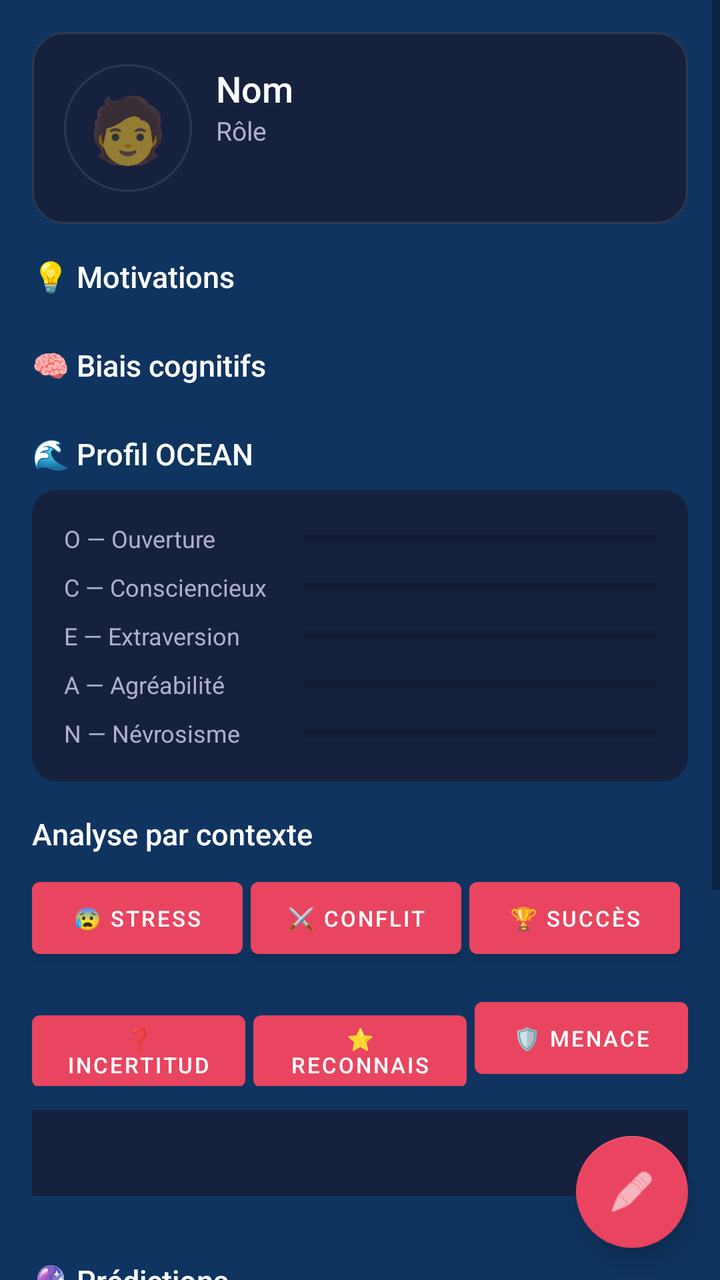
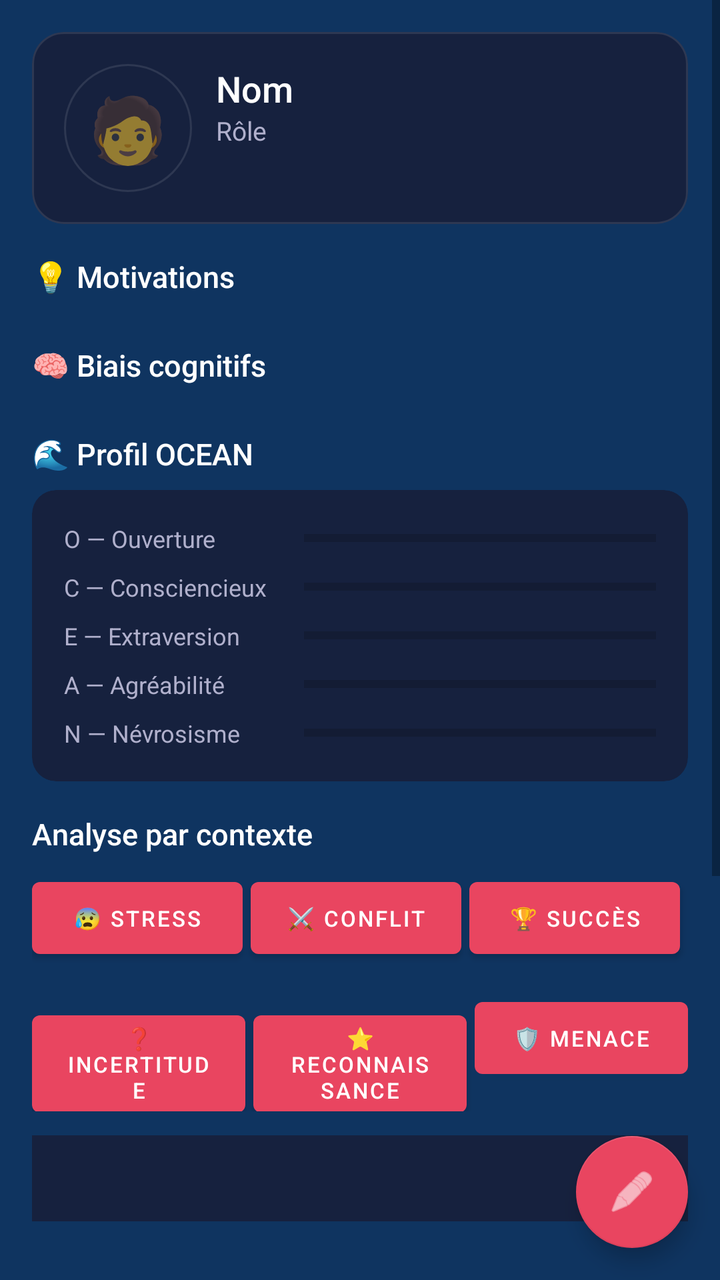

The first picture is an Android layout as it rendered before a commit; the second is the same layout after the commit. The layout source and the unified diff follow.
<!-- AndroidManifest.xml: application theme Theme.PeopleModeler -->
<!-- res/layout/fragment_person_detail.xml -->
<?xml version="1.0" encoding="utf-8"?>
<androidx.coordinatorlayout.widget.CoordinatorLayout
    xmlns:android="http://schemas.android.com/apk/res/android"
    xmlns:app="http://schemas.android.com/apk/res-auto"
    android:layout_width="match_parent"
    android:layout_height="match_parent"
    android:background="@color/colorBackground">

    <ScrollView
        android:layout_width="match_parent"
        android:layout_height="match_parent"
        android:clipToPadding="false"
        android:paddingBottom="80dp">

        <LinearLayout
            android:layout_width="match_parent"
            android:layout_height="wrap_content"
            android:orientation="vertical"
            android:padding="16dp">

            
            <com.google.android.material.card.MaterialCardView
                android:layout_width="match_parent"
                android:layout_height="wrap_content"
                android:layout_marginBottom="16dp"
                app:cardBackgroundColor="@color/colorCardBackground"
                app:cardCornerRadius="16dp"
                app:cardElevation="0dp"
                app:strokeColor="#1AFFFFFF"
                app:strokeWidth="1dp">

                <LinearLayout
                    android:layout_width="match_parent"
                    android:layout_height="wrap_content"
                    android:orientation="horizontal"
                    android:padding="16dp">

                    <TextView
                        android:id="@+id/textPersonAvatar"
                        android:layout_width="64dp"
                        android:layout_height="64dp"
                        android:text="🧑"
                        android:textSize="32sp"
                        android:gravity="center"
                        android:background="@drawable/avatar_background"/>

                    <LinearLayout
                        android:layout_width="match_parent"
                        android:layout_height="wrap_content"
                        android:orientation="vertical"
                        android:layout_marginStart="12dp">

                        <TextView
                            android:id="@+id/textPersonName"
                            android:layout_width="wrap_content"
                            android:layout_height="wrap_content"
                            android:text="@string/person_detail_name"
                            android:textColor="@color/colorText"
                            android:textSize="18sp"
                            android:fontFamily="sans-serif-medium"/>

                        <TextView
                            android:id="@+id/textPersonRole"
                            android:layout_width="wrap_content"
                            android:layout_height="wrap_content"
                            android:text="@string/person_detail_role"
                            android:textColor="@color/colorTextSecondary"
                            android:textSize="13sp"/>

                        <com.google.android.material.chip.ChipGroup
                            android:id="@+id/chipGroupTags"
                            android:layout_width="match_parent"
                            android:layout_height="wrap_content"
                            android:layout_marginTop="4dp"/>

                    </LinearLayout>
                </LinearLayout>
            </com.google.android.material.card.MaterialCardView>

            
            <TextView
                android:layout_width="wrap_content"
                android:layout_height="wrap_content"
                android:text="@string/person_detail_motivations_header"
                android:textColor="@color/colorText"
                android:textSize="15sp"
                android:fontFamily="sans-serif-medium"
                android:layout_marginBottom="8dp"/>

            <LinearLayout
                android:id="@+id/listMotivations"
                android:layout_width="match_parent"
                android:layout_height="wrap_content"
                android:orientation="vertical"
                android:layout_marginBottom="16dp"/>

            
            <TextView
                android:layout_width="wrap_content"
                android:layout_height="wrap_content"
                android:text="@string/person_detail_biases_header"
                android:textColor="@color/colorText"
                android:textSize="15sp"
                android:fontFamily="sans-serif-medium"
                android:layout_marginBottom="8dp"/>

            <LinearLayout
                android:id="@+id/listBiases"
                android:layout_width="match_parent"
                android:layout_height="wrap_content"
                android:orientation="vertical"
                android:layout_marginBottom="16dp"/>

            
            <TextView
                android:layout_width="wrap_content"
                android:layout_height="wrap_content"
                android:text="@string/person_detail_ocean_header"
                android:textColor="@color/colorText"
                android:textSize="15sp"
                android:fontFamily="sans-serif-medium"
                android:layout_marginBottom="8dp"/>

            <com.google.android.material.card.MaterialCardView
                android:layout_width="match_parent"
                android:layout_height="wrap_content"
                android:layout_marginBottom="16dp"
                app:cardBackgroundColor="@color/colorCardBackground"
                app:cardCornerRadius="12dp"
                app:cardElevation="0dp">

                <LinearLayout
                    android:layout_width="match_parent"
                    android:layout_height="wrap_content"
                    android:orientation="vertical"
                    android:padding="16dp">

                    <LinearLayout android:layout_width="match_parent" android:layout_height="wrap_content" android:orientation="horizontal" android:layout_marginBottom="8dp">
                        <TextView android:layout_width="120dp" android:layout_height="wrap_content" android:text="@string/ocean_o" android:textColor="@color/colorTextSecondary" android:textSize="12sp"/>
                        <ProgressBar android:id="@+id/barO" style="@style/Widget.AppCompat.ProgressBar.Horizontal" android:layout_width="0dp" android:layout_height="6dp" android:layout_weight="1" android:layout_gravity="center_vertical" android:progressTint="@color/colorMotivation"/>
                    </LinearLayout>
                    <LinearLayout android:layout_width="match_parent" android:layout_height="wrap_content" android:orientation="horizontal" android:layout_marginBottom="8dp">
                        <TextView android:layout_width="120dp" android:layout_height="wrap_content" android:text="@string/ocean_c" android:textColor="@color/colorTextSecondary" android:textSize="12sp"/>
                        <ProgressBar android:id="@+id/barC" style="@style/Widget.AppCompat.ProgressBar.Horizontal" android:layout_width="0dp" android:layout_height="6dp" android:layout_weight="1" android:layout_gravity="center_vertical" android:progressTint="@color/colorMotivation"/>
                    </LinearLayout>
                    <LinearLayout android:layout_width="match_parent" android:layout_height="wrap_content" android:orientation="horizontal" android:layout_marginBottom="8dp">
                        <TextView android:layout_width="120dp" android:layout_height="wrap_content" android:text="@string/ocean_e" android:textColor="@color/colorTextSecondary" android:textSize="12sp"/>
                        <ProgressBar android:id="@+id/barE" style="@style/Widget.AppCompat.ProgressBar.Horizontal" android:layout_width="0dp" android:layout_height="6dp" android:layout_weight="1" android:layout_gravity="center_vertical" android:progressTint="@color/colorMotivation"/>
                    </LinearLayout>
                    <LinearLayout android:layout_width="match_parent" android:layout_height="wrap_content" android:orientation="horizontal" android:layout_marginBottom="8dp">
                        <TextView android:layout_width="120dp" android:layout_height="wrap_content" android:text="@string/ocean_a" android:textColor="@color/colorTextSecondary" android:textSize="12sp"/>
                        <ProgressBar android:id="@+id/barA" style="@style/Widget.AppCompat.ProgressBar.Horizontal" android:layout_width="0dp" android:layout_height="6dp" android:layout_weight="1" android:layout_gravity="center_vertical" android:progressTint="@color/colorMotivation"/>
                    </LinearLayout>
                    <LinearLayout android:layout_width="match_parent" android:layout_height="wrap_content" android:orientation="horizontal">
                        <TextView android:layout_width="120dp" android:layout_height="wrap_content" android:text="@string/ocean_n" android:textColor="@color/colorTextSecondary" android:textSize="12sp"/>
                        <ProgressBar android:id="@+id/barN" style="@style/Widget.AppCompat.ProgressBar.Horizontal" android:layout_width="0dp" android:layout_height="6dp" android:layout_weight="1" android:layout_gravity="center_vertical" android:progressTint="@color/colorBias"/>
                    </LinearLayout>

                </LinearLayout>
            </com.google.android.material.card.MaterialCardView>

            
            <TextView
                android:layout_width="wrap_content"
                android:layout_height="wrap_content"
                android:text="@string/insight_section_title"
                android:textColor="@color/colorText"
                android:textSize="15sp"
                android:fontFamily="sans-serif-medium"
                android:layout_marginBottom="8dp"/>

            <LinearLayout
                android:layout_width="match_parent"
                android:layout_height="wrap_content"
                android:orientation="horizontal"
                android:layout_marginBottom="12dp">

                <com.google.android.material.button.MaterialButton
                    android:id="@+id/btnInsightStress"
                    android:layout_width="0dp"
                    android:layout_height="wrap_content"
                    android:layout_weight="1"
                    android:layout_marginEnd="4dp"
                    android:text="@string/insight_btn_stress"
                    android:textSize="11sp"
                    android:lines="2"
                    app:backgroundTint="@color/colorSecondary"/>

                <com.google.android.material.button.MaterialButton
                    android:id="@+id/btnInsightConflict"
                    android:layout_width="0dp"
                    android:layout_height="wrap_content"
                    android:layout_weight="1"
                    android:layout_marginEnd="4dp"
                    android:text="@string/insight_btn_conflict"
                    android:textSize="11sp"
                    android:lines="2"
                    app:backgroundTint="@color/colorSecondary"/>

                <com.google.android.material.button.MaterialButton
                    android:id="@+id/btnInsightSuccess"
                    android:layout_width="0dp"
                    android:layout_height="wrap_content"
                    android:layout_weight="1"
                    android:layout_marginEnd="4dp"
                    android:text="@string/insight_btn_success"
                    android:textSize="11sp"
                    android:lines="2"
                    app:backgroundTint="@color/colorSecondary"/>
            </LinearLayout>

            <LinearLayout
                android:layout_width="match_parent"
                android:layout_height="wrap_content"
                android:orientation="horizontal"
                android:layout_marginBottom="12dp">

                <com.google.android.material.button.MaterialButton
                    android:id="@+id/btnInsightUncertainty"
                    android:layout_width="0dp"
                    android:layout_height="wrap_content"
                    android:layout_weight="1"
                    android:layout_marginEnd="4dp"
                    android:text="@string/insight_btn_uncertainty"
                    android:textSize="11sp"
                    android:lines="2"
                    app:backgroundTint="@color/colorSecondary"/>

                <com.google.android.material.button.MaterialButton
                    android:id="@+id/btnInsightRecognition"
                    android:layout_width="0dp"
                    android:layout_height="wrap_content"
                    android:layout_weight="1"
                    android:layout_marginEnd="4dp"
                    android:text="@string/insight_btn_recognition"
                    android:textSize="11sp"
                    android:lines="2"
                    app:backgroundTint="@color/colorSecondary"/>

                <com.google.android.material.button.MaterialButton
                    android:id="@+id/btnInsightThreat"
                    android:layout_width="0dp"
                    android:layout_height="wrap_content"
                    android:layout_weight="1"
                    android:text="@string/insight_btn_threat"
                    android:textSize="11sp"
                    android:lines="2"
                    app:backgroundTint="@color/colorSecondary"/>
            </LinearLayout>

            <TextView
                android:id="@+id/textInsightOutput"
                android:layout_width="match_parent"
                android:layout_height="wrap_content"
                android:text=""
                android:textColor="@color/colorTextSecondary"
                android:textSize="14sp"
                android:padding="12dp"
                android:background="@color/colorCardBackground"
                android:lineSpacingMultiplier="1.5"
                android:layout_marginBottom="16dp"/>

            
            <TextView
                android:layout_width="wrap_content"
                android:layout_height="wrap_content"
                android:text="@string/person_detail_predictions_header"
                android:textColor="@color/colorText"
                android:textSize="15sp"
                android:fontFamily="sans-serif-medium"
                android:layout_marginTop="16dp"
                android:layout_marginBottom="8dp"/>

            <com.google.android.material.card.MaterialCardView
                android:layout_width="match_parent"
                android:layout_height="wrap_content"
                android:layout_marginBottom="12dp"
                app:cardBackgroundColor="@color/colorCardBackground"
                app:cardCornerRadius="12dp"
                app:cardElevation="0dp">

                <LinearLayout
                    android:layout_width="match_parent"
                    android:layout_height="wrap_content"
                    android:orientation="vertical"
                    android:padding="12dp">

                    <EditText
                        android:id="@+id/inputPredContext"
                        android:layout_width="match_parent"
                        android:layout_height="wrap_content"
                        android:hint="@string/pred_context_hint"
                        android:inputType="text"
                        android:background="@null"
                        android:textColor="@color/colorText"
                        android:textColorHint="@color/colorTextSecondary"
                        android:textSize="14sp"/>

                    <View
                        android:layout_width="match_parent"
                        android:layout_height="1dp"
                        android:background="@color/colorTextSecondary"
                        android:alpha="0.3"/>

                    <EditText
                        android:id="@+id/inputPredOutcome"
                        android:layout_width="match_parent"
                        android:layout_height="wrap_content"
                        android:hint="@string/pred_outcome_hint"
                        android:inputType="text"
                        android:background="@null"
                        android:textColor="@color/colorText"
                        android:textColorHint="@color/colorTextSecondary"
                        android:textSize="14sp"/>

                    <com.google.android.material.button.MaterialButton
                        android:id="@+id/btnAddPrediction"
                        android:layout_width="match_parent"
                        android:layout_height="wrap_content"
                        android:layout_marginTop="8dp"
                        android:text="@string/pred_save"
                        app:backgroundTint="@color/colorSecondary"/>

                </LinearLayout>
            </com.google.android.material.card.MaterialCardView>

            <LinearLayout
                android:id="@+id/listPredictions"
                android:layout_width="match_parent"
                android:layout_height="wrap_content"
                android:orientation="vertical"/>

        </LinearLayout>
    </ScrollView>

    <com.google.android.material.floatingactionbutton.FloatingActionButton
        android:id="@+id/fabEdit"
        android:layout_width="wrap_content"
        android:layout_height="wrap_content"
        android:layout_gravity="bottom|end"
        android:layout_margin="16dp"
        android:src="@android:drawable/ic_menu_edit"
        app:backgroundTint="@color/colorSecondary"
        app:tint="@android:color/white"/>

</androidx.coordinatorlayout.widget.CoordinatorLayout>
<!-- resources referenced by this layout -->
<resources>
  <color name="colorBackground">#0F3460</color>
  <color name="colorBias">#E94560</color>
  <color name="colorCardBackground">#16213E</color>
  <color name="colorMotivation">#00D4AA</color>
  <color name="colorSecondary">#E94560</color>
  <color name="colorText">#FFFFFF</color>
  <color name="colorTextSecondary">#B0B0CC</color>
  <!-- drawable avatar_background (drawable) -->
  <?xml version="1.0" encoding="utf-8"?>
  <shape xmlns:android="http://schemas.android.com/apk/res/android"
      android:shape="oval">
      <solid android:color="@color/colorCardBackground" />
      <stroke android:width="1dp" android:color="#1AFFFFFF" />
  </shape>
  <string name="insight_btn_conflict">⚔️ Conflit</string>
  <string name="insight_btn_recognition">⭐ Reconnaissance</string>
  <string name="insight_btn_stress">😰 Stress</string>
  <string name="insight_btn_success">🏆 Succès</string>
  <string name="insight_btn_threat">🛡️ Menace</string>
  <string name="insight_btn_uncertainty">❓ Incertitude</string>
  <string name="insight_section_title">Analyse par contexte</string>
  <string name="ocean_a">A — Agréabilité</string>
  <string name="ocean_c">C — Consciencieux</string>
  <string name="ocean_e">E — Extraversion</string>
  <string name="ocean_n">N — Névrosisme</string>
  <string name="ocean_o">O — Ouverture</string>
  <string name="person_detail_biases_header">🧠 Biais cognitifs</string>
  <string name="person_detail_motivations_header">💡 Motivations</string>
  <string name="person_detail_name">Nom</string>
  <string name="person_detail_ocean_header">🌊 Profil OCEAN</string>
  <string name="person_detail_predictions_header">🔮 Prédictions</string>
  <string name="person_detail_role">Rôle</string>
  <string name="pred_context_hint">Contexte (ex: Réunion budget…)</string>
  <string name="pred_outcome_hint">Comportement prédit…</string>
  <string name="pred_save">🔮 Enregistrer</string>
  <style name="Theme.PeopleModeler" parent="Theme.MaterialComponents.DayNight.NoActionBar">
          <item name="colorPrimary">@color/colorPrimary</item>
          <item name="colorPrimaryVariant">@color/colorPrimaryVariant</item>
          <item name="colorOnPrimary">@color/colorOnPrimary</item>
          <item name="colorSecondary">@color/colorSecondary</item>
          <item name="colorOnSecondary">@color/colorOnSecondary</item>
          <item name="android:colorBackground">@color/colorBackground</item>
          <item name="colorSurface">@color/colorSurface</item>
          <item name="android:windowLightStatusBar">false</item>
          <item name="android:statusBarColor">@color/colorPrimary</item>
      </style>
  <color name="colorPrimary">#1A1A2E</color>
  <color name="colorPrimaryVariant">#16213E</color>
  <color name="colorOnPrimary">#FFFFFF</color>
  <color name="colorOnSecondary">#FFFFFF</color>
  <color name="colorSurface">#1A1A2E</color>
</resources>

<!-- the commit's change to res/layout/fragment_person_detail.xml (unified diff, before → after) -->
@@ -183,7 +183,7 @@
                     android:layout_marginEnd="4dp"
                     android:text="@string/insight_btn_stress"
                     android:textSize="11sp"
-                    android:lines="2"
+                    android:minLines="2"
                     app:backgroundTint="@color/colorSecondary"/>
 
                 <com.google.android.material.button.MaterialButton
@@ -194,7 +194,7 @@
                     android:layout_marginEnd="4dp"
                     android:text="@string/insight_btn_conflict"
                     android:textSize="11sp"
-                    android:lines="2"
+                    android:minLines="2"
                     app:backgroundTint="@color/colorSecondary"/>
 
                 <com.google.android.material.button.MaterialButton
@@ -205,7 +205,7 @@
                     android:layout_marginEnd="4dp"
                     android:text="@string/insight_btn_success"
                     android:textSize="11sp"
-                    android:lines="2"
+                    android:minLines="2"
                     app:backgroundTint="@color/colorSecondary"/>
             </LinearLayout>
 
@@ -223,7 +223,7 @@
                     android:layout_marginEnd="4dp"
                     android:text="@string/insight_btn_uncertainty"
                     android:textSize="11sp"
-                    android:lines="2"
+                    android:minLines="2"
                     app:backgroundTint="@color/colorSecondary"/>
 
                 <com.google.android.material.button.MaterialButton
@@ -234,7 +234,7 @@
                     android:layout_marginEnd="4dp"
                     android:text="@string/insight_btn_recognition"
                     android:textSize="11sp"
-                    android:lines="2"
+                    android:minLines="2"
                     app:backgroundTint="@color/colorSecondary"/>
 
                 <com.google.android.material.button.MaterialButton
@@ -244,7 +244,7 @@
                     android:layout_weight="1"
                     android:text="@string/insight_btn_threat"
                     android:textSize="11sp"
-                    android:lines="2"
+                    android:minLines="2"
                     app:backgroundTint="@color/colorSecondary"/>
             </LinearLayout>
 
